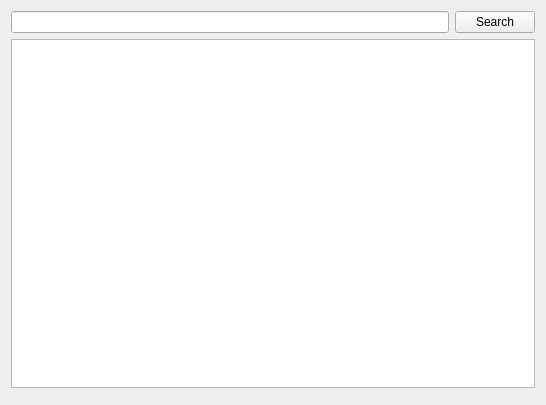
Above: application/pages/modplatform/technic/TechnicPage.ui from FreesmTeam/FreesmLauncher before the change. Below: the same form after it.
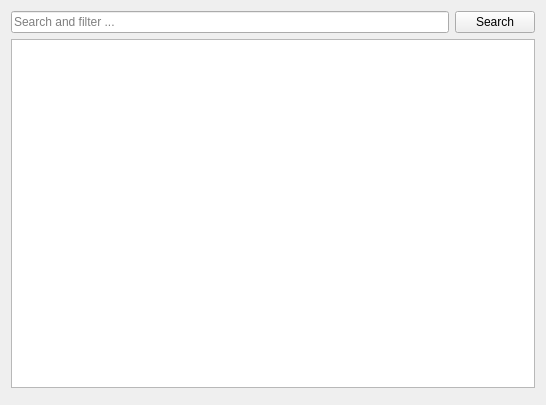
That is the form after the change. Custom widgets are drawn as their Qt base class.

```diff
--- a/application/pages/modplatform/technic/TechnicPage.ui
+++ b/application/pages/modplatform/technic/TechnicPage.ui
@@ -27,7 +27,11 @@
        <number>0</number>
       </property>
       <item>
-       <widget class="QLineEdit" name="searchEdit"/>
+       <widget class="QLineEdit" name="searchEdit">
+        <property name="placeholderText">
+         <string>Search and filter ...</string>
+        </property>
+       </widget>
       </item>
       <item>
        <widget class="QPushButton" name="searchButton">
```
